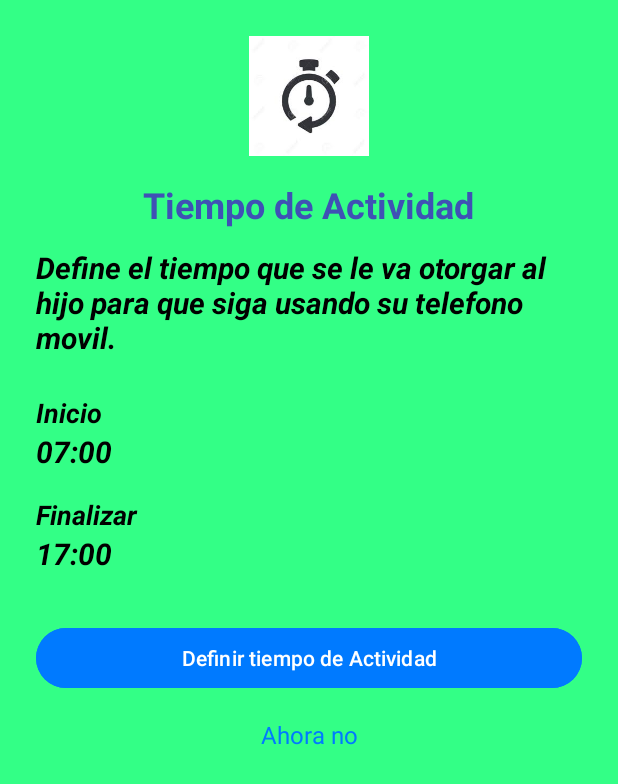
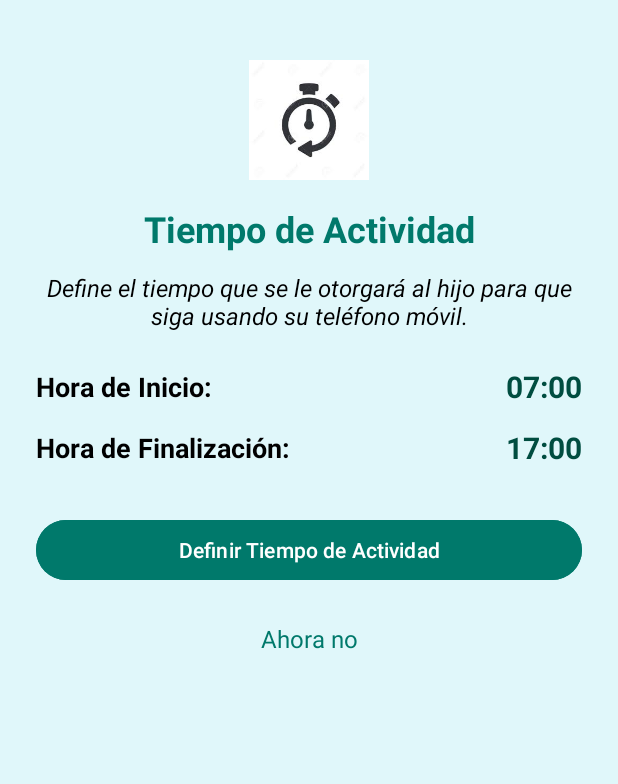
Before and after one commit to JuaNel19/ProyectAppMovil, an Android app: the layout tiempo_actividad.xml on its own in the app's theme, with its tools: preview values and no code run, on a phone screen of 412 x 824 dp. Shown: the top 784 px of the screen. Run offline under Robolectric (Android 15) with nearby library versions, the phone set to English and light mode, and no system bars.

Commit message:
Funcionalidad de Login y Registro junto con TiempoActividad

```diff
--- a/app/build.gradle.kts
+++ b/app/build.gradle.kts
@@ -1,6 +1,7 @@
 plugins {
     alias(libs.plugins.android.application)
     alias(libs.plugins.kotlin.android)
+    id("com.google.gms.google-services")
 }
 
 android {
@@ -42,7 +43,10 @@ dependencies {
     implementation(libs.material)
     implementation(libs.androidx.activity)
     implementation(libs.androidx.constraintlayout)
+    implementation(libs.firebase.auth.ktx)
+    implementation(libs.firebase.firestore.ktx)
     testImplementation(libs.junit)
     androidTestImplementation(libs.androidx.junit)
     androidTestImplementation(libs.androidx.espresso.core)
+    implementation(platform("com.google.firebase:firebase-bom:33.13.0"))
 }
--- a/app/src/main/res/layout/tiempo_actividad.xml
+++ b/app/src/main/res/layout/tiempo_actividad.xml
@@ -1,109 +1,129 @@
 <?xml version="1.0" encoding="utf-8"?>
 <ScrollView xmlns:android="http://schemas.android.com/apk/res/android"
+    xmlns:app="http://schemas.android.com/apk/res-auto"
+    xmlns:tools="http://schemas.android.com/tools"
     android:layout_width="match_parent"
     android:layout_height="match_parent"
-    android:background="#33ff86">
+    android:background="#E0F7FA"
+    tools:context=".TiempoActividad">
 
-    <LinearLayout
-        android:orientation="vertical"
-        android:padding="24dp"
+    <androidx.constraintlayout.widget.ConstraintLayout
         android:layout_width="match_parent"
-        android:layout_height="wrap_content">
+        android:layout_height="wrap_content"
+        android:padding="24dp">
 
-        <!-- Icono -->
         <ImageView
+            android:id="@+id/relojIcono"
             android:layout_width="80dp"
             android:layout_height="80dp"
-            android:layout_gravity="center"
+            android:layout_marginTop="16dp"
+            android:contentDescription="Icono de reloj"
             android:src="@drawable/reloj"
-            android:contentDescription="Icono tiempo de inactividad"
-            android:background="#3F51B5" />
+            app:layout_constraintTop_toTopOf="parent"
+            app:layout_constraintStart_toStartOf="parent"
+            app:layout_constraintEnd_toEndOf="parent" />
 
-        <!-- Título -->
         <TextView
-            android:id="@+id/title"
+            android:id="@+id/tituloTiempoActividad"
             android:layout_width="wrap_content"
             android:layout_height="wrap_content"
             android:text="Tiempo de Actividad"
             android:textSize="24sp"
             android:textStyle="bold"
-            android:textColor="#3F51B5"
-            android:layout_gravity="center"
-            android:layout_marginTop="16dp" />
-
-        <!-- Descripción -->
-        <TextView
-            android:layout_width="match_parent"
-            android:layout_height="wrap_content"
-            android:text="Define el tiempo que se le va otorgar al hijo para que siga usando su telefono movil."
-            android:textColor="@android:color/black"
-            android:textStyle="italic|bold"
-            android:layout_marginTop="12dp"
-            android:textSize="20sp" />
-
-        <!-- Horas -->
-        <LinearLayout
-            android:layout_width="match_parent"
-            android:layout_height="wrap_content"
-            android:orientation="vertical"
-            android:layout_marginTop="24dp">
+            android:textColor="#00796B"
+            android:layout_marginTop="16dp"
+            app:layout_constraintTop_toBottomOf="@id/relojIcono"
+            app:layout_constraintStart_toStartOf="parent"
+            app:layout_constraintEnd_toEndOf="parent" />
 
         <TextView
-                android:text="Inicio"
+            android:id="@+id/descripcionTiempo"
+            android:layout_width="0dp"
+            android:layout_height="wrap_content"
+            android:text="Define el tiempo que se le otorgará al hijo para que siga usando su teléfono móvil."
             android:textColor="@android:color/black"
-                android:textStyle="italic|bold"
-                android:layout_width="match_parent"
-                android:layout_height="wrap_content"
-                android:textSize="18sp" />
+            android:textStyle="italic"
+            android:textSize="16sp"
+            android:layout_marginTop="12dp"
+            android:gravity="center_horizontal"
+            app:layout_constraintTop_toBottomOf="@id/tituloTiempoActividad"
+            app:layout_constraintStart_toStartOf="parent"
+            app:layout_constraintEnd_toEndOf="parent" />
 
         <TextView
-                android:id="@+id/startTime"
-                android:text="07:00"
+            android:id="@+id/labelHoraInicio"
+            android:layout_width="wrap_content"
+            android:layout_height="wrap_content"
+            android:text="Hora de Inicio:"
             android:textColor="@android:color/black"
-                android:textSize="20sp"
-                android:textStyle="italic|bold"
-                android:layout_marginBottom="16dp"
-                android:layout_width="match_parent"
-                android:layout_height="wrap_content" />
+            android:textStyle="bold"
+            android:textSize="18sp"
+            android:layout_marginTop="24dp"
+            app:layout_constraintTop_toBottomOf="@id/descripcionTiempo"
+            app:layout_constraintStart_toStartOf="parent" />
 
         <TextView
-                android:text="Finalizar"
-                android:textColor="@android:color/black"
-                android:textStyle="italic|bold"
-                android:layout_width="match_parent"
+            android:id="@+id/valorHoraInicio"
+            android:layout_width="wrap_content"
             android:layout_height="wrap_content"
-                android:textSize="18sp" />
+            android:text="07:00"
+            android:textColor="#004D40"
+            android:textSize="20sp"
+            android:textStyle="bold"
+            app:layout_constraintTop_toTopOf="@id/labelHoraInicio"
+            app:layout_constraintBottom_toBottomOf="@id/labelHoraInicio"
+            app:layout_constraintEnd_toEndOf="parent"/>
 
         <TextView
-                android:id="@+id/endTime"
+            android:id="@+id/labelHoraFin"
+            android:layout_width="wrap_content"
+            android:layout_height="wrap_content"
+            android:text="Hora de Finalización:"
+            android:textColor="@android:color/black"
+            android:textStyle="bold"
+            android:textSize="18sp"
+            android:layout_marginTop="16dp"
+            app:layout_constraintTop_toBottomOf="@id/labelHoraInicio"
+            app:layout_constraintStart_toStartOf="parent" />
+
+        <TextView
+            android:id="@+id/valorHoraFin"
+            android:layout_width="wrap_content"
+            android:layout_height="wrap_content"
             android:text="17:00"
-                android:textColor="@android:color/black"
+            android:textColor="#004D40"
             android:textSize="20sp"
-                android:textStyle="italic|bold"
-                android:layout_width="match_parent"
-                android:layout_height="wrap_content" />
-        </LinearLayout>
+            android:textStyle="bold"
+            app:layout_constraintTop_toTopOf="@id/labelHoraFin"
+            app:layout_constraintBottom_toBottomOf="@id/labelHoraFin"
+            app:layout_constraintEnd_toEndOf="parent"/>
 
-        <!-- Botón -->
         <Button
-            android:id="@+id/setDowntimeButton"
-            android:layout_width="match_parent"
+            android:id="@+id/botonDefinirTiempo"
+            android:layout_width="0dp"
             android:layout_height="wrap_content"
-            android:text="Definir tiempo de Actividad"
-            android:backgroundTint="#007AFF"
+            android:text="Definir Tiempo de Actividad"
+            android:backgroundTint="#00796B"
             android:textColor="@android:color/white"
-            android:layout_marginTop="32dp" />
+            android:layout_marginTop="32dp"
+            app:layout_constraintTop_toBottomOf="@id/labelHoraFin"
+            app:layout_constraintStart_toStartOf="parent"
+            app:layout_constraintEnd_toEndOf="parent" />
 
-        <!-- Opción "Ahora no" -->
         <TextView
-            android:id="@+id/laterText"
-            android:layout_width="match_parent"
+            android:id="@+id/textoAhoraNo"
+            android:layout_width="wrap_content"
             android:layout_height="wrap_content"
             android:text="Ahora no"
-            android:textColor="#007AFF"
+            android:textColor="#00796B"
             android:textSize="16sp"
-            android:gravity="center"
-            android:layout_marginTop="16dp" />
+            android:layout_marginTop="16dp"
+            android:padding="8dp"
+            app:layout_constraintTop_toBottomOf="@id/botonDefinirTiempo"
+            app:layout_constraintStart_toStartOf="parent"
+            app:layout_constraintEnd_toEndOf="parent"
+            app:layout_constraintBottom_toBottomOf="parent"
+            android:layout_marginBottom="16dp"/>
 
-    </LinearLayout>
+    </androidx.constraintlayout.widget.ConstraintLayout>
 </ScrollView>
--- a/build.gradle.kts
+++ b/build.gradle.kts
@@ -2,4 +2,5 @@
 plugins {
     alias(libs.plugins.android.application) apply false
     alias(libs.plugins.kotlin.android) apply false
+    id("com.google.gms.google-services") version "4.4.2" apply false
 }
--- a/gradle/libs.versions.toml
+++ b/gradle/libs.versions.toml
@@ -1,5 +1,5 @@
 [versions]
-agp = "8.9.1"
+agp = "8.10.0"
 kotlin = "2.0.21"
 coreKtx = "1.15.0"
 junit = "4.13.2"
@@ -9,6 +9,8 @@ appcompat = "1.7.0"
 material = "1.12.0"
 activity = "1.10.1"
 constraintlayout = "2.2.1"
+firebaseAuthKtx = "23.2.0"
+firebaseFirestoreKtx = "25.1.4"
 
 [libraries]
 androidx-core-ktx = { group = "androidx.core", name = "core-ktx", version.ref = "coreKtx" }
@@ -19,6 +21,8 @@ androidx-appcompat = { group = "androidx.appcompat", name = "appcompat", version
 material = { group = "com.google.android.material", name = "material", version.ref = "material" }
 androidx-activity = { group = "androidx.activity", name = "activity", version.ref = "activity" }
 androidx-constraintlayout = { group = "androidx.constraintlayout", name = "constraintlayout", version.ref = "constraintlayout" }
+firebase-auth-ktx = { group = "com.google.firebase", name = "firebase-auth-ktx", version.ref = "firebaseAuthKtx" }
+firebase-firestore-ktx = { group = "com.google.firebase", name = "firebase-firestore-ktx", version.ref = "firebaseFirestoreKtx" }
 
 [plugins]
 android-application = { id = "com.android.application", version.ref = "agp" }
```
Also changed, not shown: app/src/main/AndroidManifest.xml (+5 -9 lines), app/src/main/java/com/example/proyectito/MainActivity.kt (+52 -11 lines), app/src/main/java/com/example/proyectito/MainActivity2.kt (+73 -30 lines), app/src/main/java/com/example/proyectito/TiempoActividad.kt (added, +136 -0 lines), app/src/main/res/layout/activity_login.xml (+40 -17 lines), app/src/main/res/layout/activity_registrer.xml (+46 -19 lines). Lines whose indentation alone changed are shown as unchanged.
